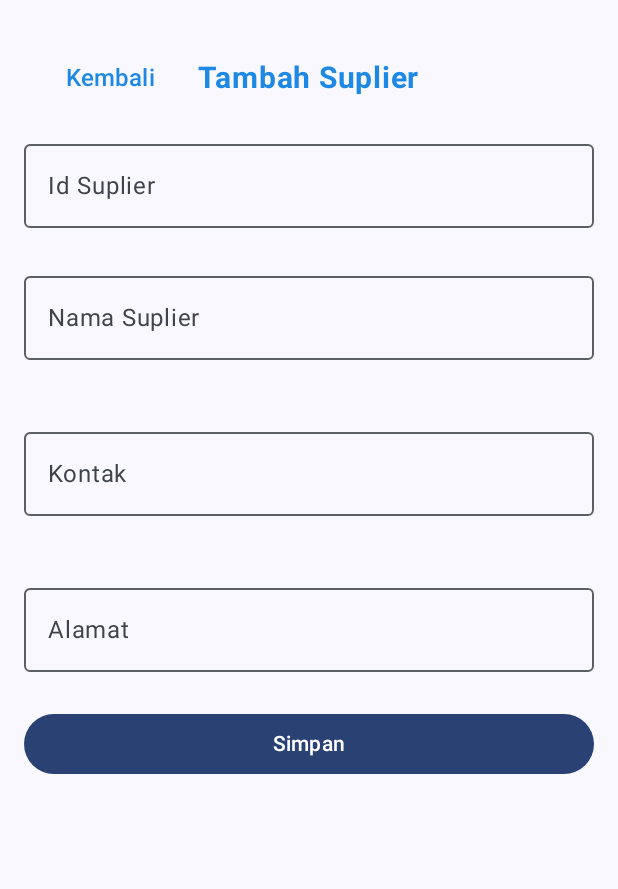
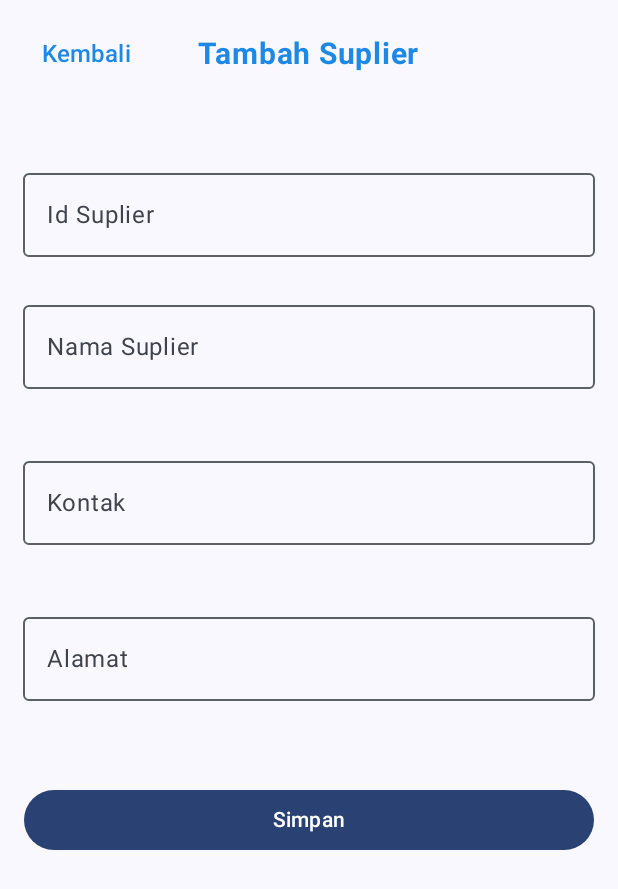
Before and after one commit to alviennn/UcpRoomDatabase_0078, an Android app built with Jetpack Compose: the AddSplView screen opened through its navigation route, on a phone screen of 412 x 824 dp. Shown: the top 889 px of the screen. Run offline under Robolectric (Android 15) with nearby library versions, the phone set to English and light mode, and no system bars.

Commit message:
perbaiki tampilan TopAppBar

```diff
--- a/app/src/main/java/com/example/ucproomdatabase/ui/view/suplier/AddSplView.kt
+++ b/app/src/main/java/com/example/ucproomdatabase/ui/view/suplier/AddSplView.kt
@@ -52,12 +52,10 @@ fun AddSplView(
 
     Scaffold(
         Modifier, snackbarHost = { SnackbarHost(hostState = snackbarHostState) }
-    ) { padding ->
+    ) { it
         Column(
             modifier = Modifier
                 .fillMaxSize()
-                .padding(padding)
-                .padding(16.dp)
         ) {
             TopAppBar(
                 onBack = onBack,
@@ -91,7 +89,7 @@ fun InsertBodySpl(
         horizontalAlignment = Alignment.CenterHorizontally
     ) {
         FormSuplier(
-            suplierEvent = uiState.suplierEvent, // Use currentSuplierEvent
+            suplierEvent = uiState.suplierEvent,
             onValueChange = onValueChange,
             errorState = uiState.isEntryValid,
             modifier = Modifier.fillMaxWidth()
@@ -99,7 +97,8 @@ fun InsertBodySpl(
         Button(
             onClick = onClick,
             modifier = Modifier
-                .fillMaxWidth(),
+                .fillMaxWidth()
+                .padding(16.dp),
         ) {
             Text(text = "Simpan")
         }
@@ -114,7 +113,7 @@ fun FormSuplier(
     modifier: Modifier
 ) {
     Column(
-        modifier = modifier.fillMaxWidth()
+        modifier = modifier.fillMaxWidth().padding(top = 20.dp).padding(15.dp)
     ) {
         OutlinedTextField(
             modifier = Modifier.fillMaxWidth(),
```
